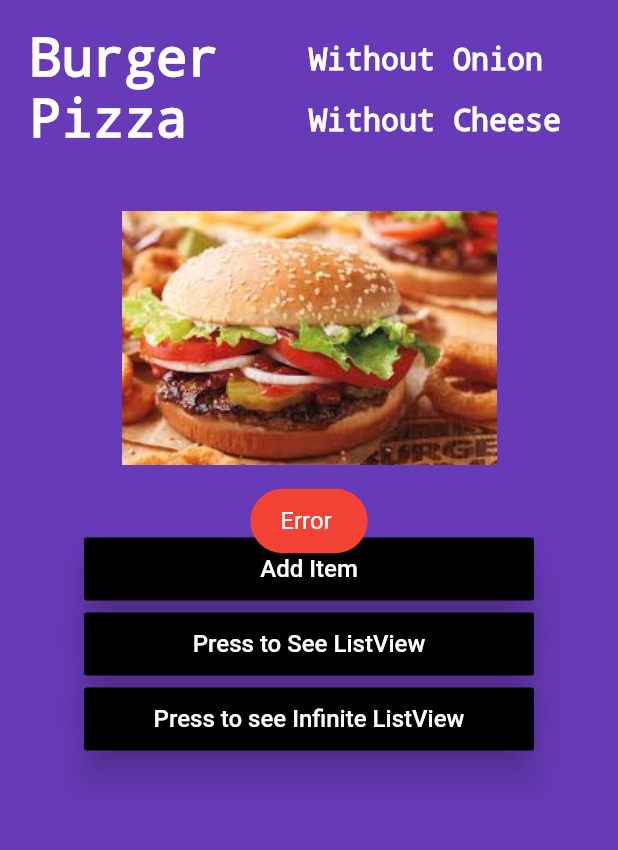
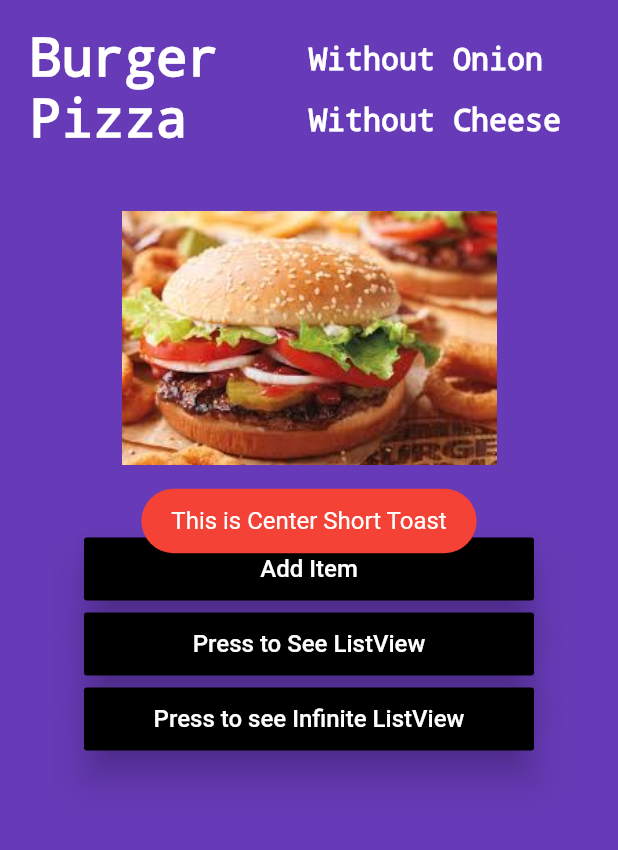
Before and after one commit to vikasmain/food_app_flutter, a Flutter app: the screen it shows after launch, after a tap on "Add Item", on a phone screen of 412 x 824 dp, the part 97-947 px from its top. Run offline on Flutter 3.47's test engine with Material 2 defaults, Android fonts, the phone set to English and light mode, and no system bars; our stand-ins replace fluttertoast.

Commit message:
Update flutter toast dependency

```diff
--- a/lib/app_screens/main_screen.dart
+++ b/lib/app_screens/main_screen.dart
@@ -136,10 +136,10 @@ class AddButton extends StatelessWidget {
               );
             } else {
               Fluttertoast.showToast(
-                  msg: "Error ",
+                  msg: "This is Center Short Toast",
                   toastLength: Toast.LENGTH_SHORT,
                   gravity: ToastGravity.CENTER,
-                  timeInSecForIos: 2,
+                  timeInSecForIos: 1,
                   backgroundColor: Colors.red,
                   textColor: Colors.white,
                   fontSize: 16.0
--- a/pubspec.yaml
+++ b/pubspec.yaml
@@ -23,7 +23,7 @@ dependencies:
   # The following adds the Cupertino Icons font to your application.
   # Use with the CupertinoIcons class for iOS style icons.
   cupertino_icons: ^0.1.2
-  fluttertoast: ^2.1.4
+  fluttertoast: ^3.1.3
 
 dev_dependencies:
   flutter_test:
```
Also changed, not shown: pubspec.lock.
